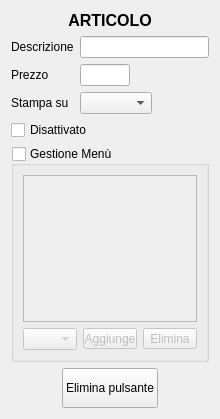
The window that src/dettagliarticolo.ui (mtonin/gestcassa) describes before a commit, drawn with Qt 5.
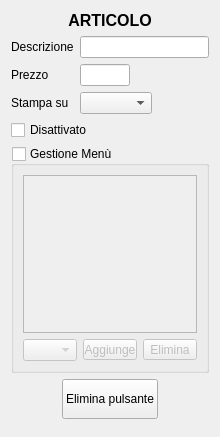
The same window after the commit.

Commit message: - corretto allineamento label - corretto valore di default per cartella pdf

```diff
--- a/src/dettagliarticolo.ui
+++ b/src/dettagliarticolo.ui
@@ -7,7 +7,7 @@
     <x>0</x>
     <y>0</y>
     <width>220</width>
-    <height>419</height>
+    <height>437</height>
    </rect>
   </property>
   <property name="minimumSize">
```
The commit also changes 4 other files.
